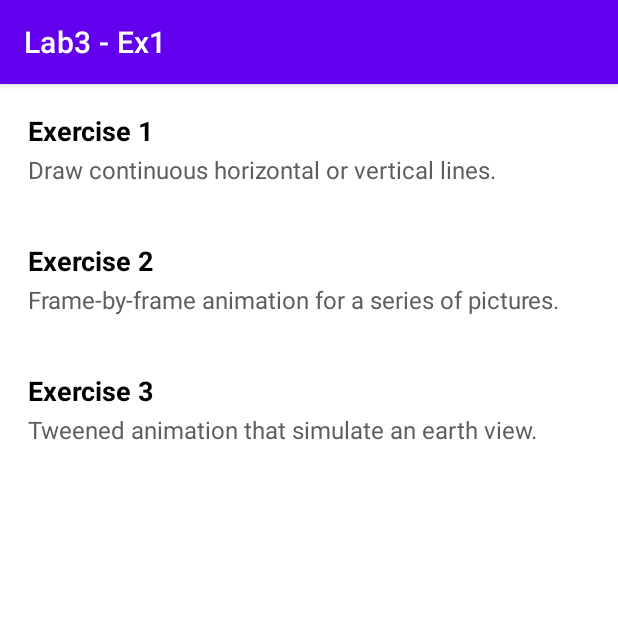
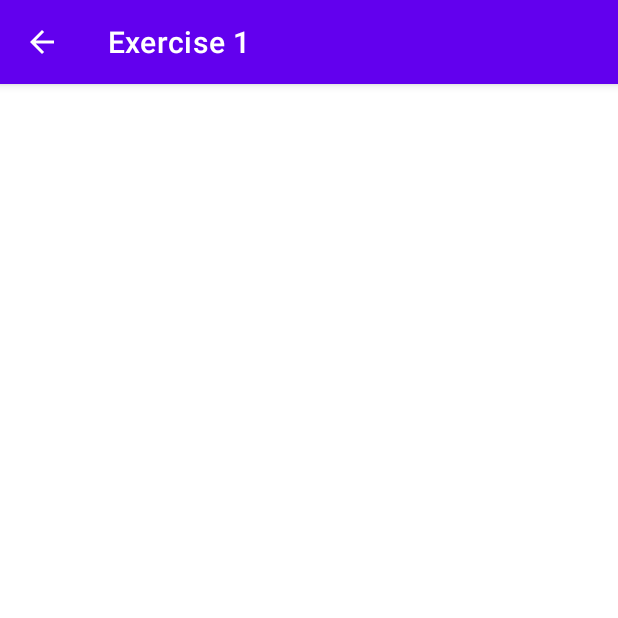
Before and after one commit to DemarioDouce/GraphiAni-Android, an Android app: the screen it shows after launch (MainActivity before the commit, Exercise1Activity after it), after a tap on "Exercise 1", on a phone screen of 412 x 824 dp, the top half of it. Run offline under Robolectric (Android 15) with nearby library versions, the phone set to English and light mode, and no system bars.

Commit message:
Added exercise activities.

```diff
--- /dev/null
+++ b/app/src/main/java/com/demariodouce/myapplication/Exercise1Activity.java
@@ -0,0 +1,14 @@
+package com.demariodouce.myapplication;
+
+import androidx.appcompat.app.AppCompatActivity;
+
+import android.os.Bundle;
+
+public class Exercise1Activity extends AppCompatActivity {
+
+    @Override
+    protected void onCreate(Bundle savedInstanceState) {
+        super.onCreate(savedInstanceState);
+        setContentView(R.layout.activity_exercise1);
+    }
+}
--- a/app/src/main/java/com/demariodouce/myapplication/MainActivity.java
+++ b/app/src/main/java/com/demariodouce/myapplication/MainActivity.java
@@ -4,6 +4,7 @@ import androidx.appcompat.app.AppCompatActivity;
 import androidx.recyclerview.widget.LinearLayoutManager;
 import androidx.recyclerview.widget.RecyclerView;
 
+import android.content.Intent;
 import android.os.Bundle;
 import android.view.View;
 import android.widget.Toast;
@@ -44,6 +45,16 @@ public class MainActivity extends AppCompatActivity implements MyRecyclerViewAda
 
     @Override
     public void onItemClick(View view, int position) {
-        Toast.makeText(this, "You clicked " + adapter.getItem(position) + " on row number " + position, Toast.LENGTH_SHORT).show();
+        if (position == 0) {
+            Intent intent = new Intent(this, Exercise1Activity.class);
+            startActivity(intent);
+        } else if (position == 1) {
+            Intent intent = new Intent(this, Exercise2Activity.class);
+            startActivity(intent);
+        } else {
+
+            Intent intent = new Intent(this, Exercise3Activity.class);
+            startActivity(intent);
+        }
     }
 }
--- /dev/null
+++ b/app/src/main/res/layout/activity_exercise1.xml
@@ -0,0 +1,9 @@
+<?xml version="1.0" encoding="utf-8"?>
+<androidx.constraintlayout.widget.ConstraintLayout xmlns:android="http://schemas.android.com/apk/res/android"
+    xmlns:app="http://schemas.android.com/apk/res-auto"
+    xmlns:tools="http://schemas.android.com/tools"
+    android:layout_width="match_parent"
+    android:layout_height="match_parent"
+    tools:context=".Exercise1Activity">
+
+</androidx.constraintlayout.widget.ConstraintLayout>
```
Also changed, not shown: app/src/main/AndroidManifest.xml (+12 -0 lines), app/src/main/java/com/demariodouce/myapplication/Exercise2Activity.java (added, +14 -0 lines), app/src/main/java/com/demariodouce/myapplication/Exercise3Activity.java (added, +14 -0 lines), app/src/main/res/layout/activity_exercise2.xml (added, +9 -0 lines), app/src/main/res/layout/activity_exercise3.xml (added, +9 -0 lines), app/src/main/res/drawable/ic_keyboard_arrow_down_black_24dp.png (added), app/src/main/res/drawable/ic_keyboard_arrow_left_black_24dp.png (added), app/src/main/res/drawable/ic_keyboard_arrow_right_black_24dp.png (added), app/src/main/res/drawable/ic_keyboard_arrow_up_black_24dp.png (added).
